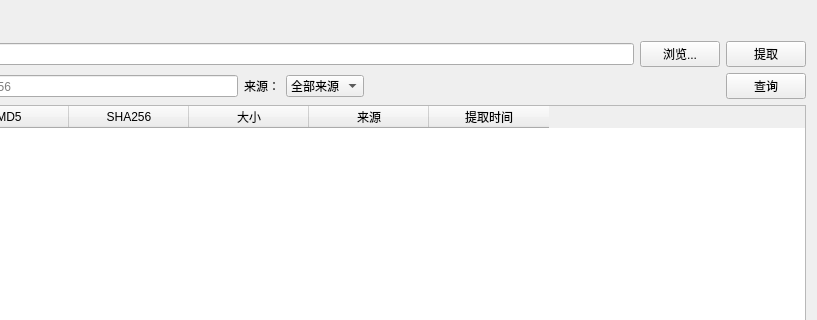
Before: the Qt Designer form ui/SampleExtractPage.ui in rakehellsx/MaliciousDetector, drawn with Qt 5; both pictures show x 183 to 1000 and y 0 to 320 of the 1000 by 650 pixel window.
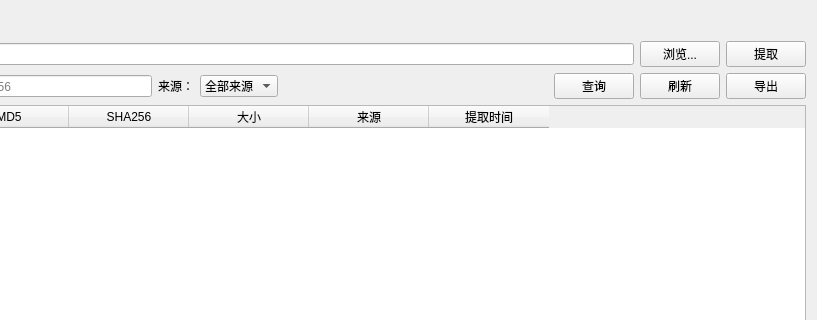
After: the same form once the commit is applied.

Diff of the .ui file:
```diff
--- a/ui/SampleExtractPage.ui
+++ b/ui/SampleExtractPage.ui
@@ -69,6 +69,16 @@
         <property name="text"><string>查询</string></property>
        </widget>
      </item>
+     <item>
+      <widget class="QPushButton" name="btnRefresh">
+        <property name="text"><string>刷新</string></property>
+       </widget>
+     </item>
+     <item>
+      <widget class="QPushButton" name="btnExport">
+        <property name="text"><string>导出</string></property>
+       </widget>
+     </item>
    </layout>
   </item>
   <item>
```
